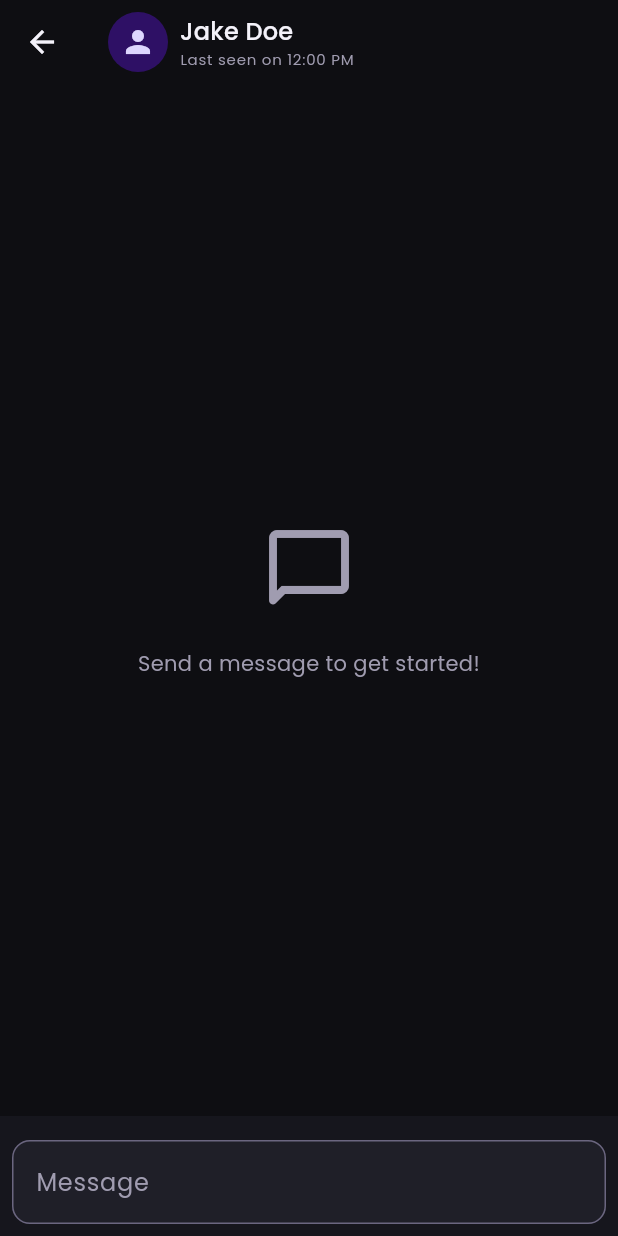
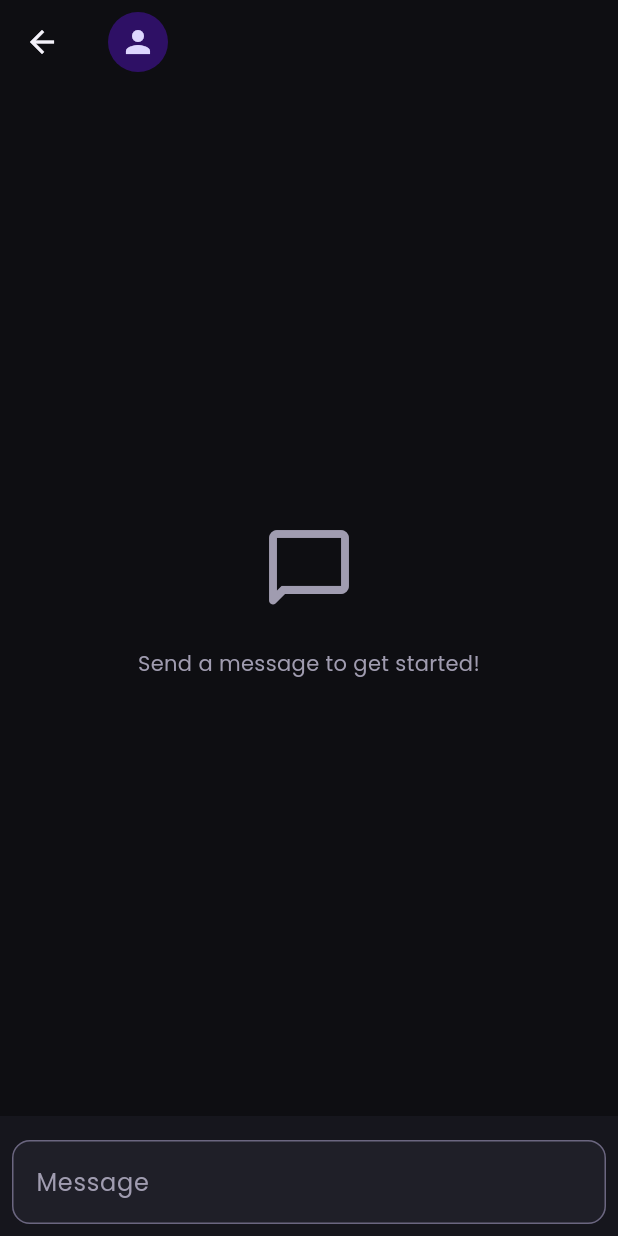
Before and after one commit to VigneshJagannadhan/VChat, a Flutter app: the ChatView screen opened by its route, on a phone screen of 412 x 824 dp. Run offline on Flutter 3.47's test engine with Material 3 defaults, Android fonts, the phone set to English and light mode, and no system bars; our stand-ins replace dio, equatable, file_picker, firebase_core, firebase_messaging, flutter_bloc and 13 more; accounts and stored records are empty.

Commit message:
fix: chat screen shows wrong user name

```diff
--- a/lib/core/routes/app_routes.dart
+++ b/lib/core/routes/app_routes.dart
@@ -26,7 +26,8 @@ Route<dynamic> onGenerateRoute(RouteSettings settings) {
     case ChatView.route:
       final args = settings.arguments as ChatDetailViewArgs?;
       return MaterialPageRoute(
-        builder: (context) => ChatView(chatId: args?.chatId),
+        builder: (context) =>
+            ChatView(chatId: args?.chatId, participant: args?.participant),
       );
 
     /// USER PROFILE SCREEN
--- a/lib/features/chat/domain/entities/chat_entity.dart
+++ b/lib/features/chat/domain/entities/chat_entity.dart
@@ -13,7 +13,7 @@ class ChatEntity extends Equatable {
   @override
   List<Object?> get props => [id, participant, lastMessage];
 
-  String get participantName => participant?.username?.toUpperCase() ?? '';
+  String get participantName => participant?.displayName ?? '';
 
   String get lastMessageContent => lastMessage?.content ?? '';
 
--- a/lib/features/chat/domain/entities/participant_entity.dart
+++ b/lib/features/chat/domain/entities/participant_entity.dart
@@ -13,4 +13,7 @@ class ParticipantEntity extends Equatable {
 
   @override
   List<Object?> get props => [id, username, email];
+
+  /// Name as shown in the chat list and chat header.
+  String get displayName => username?.toUpperCase() ?? '';
 }
--- a/lib/features/chat/presentation/views/chat_view.dart
+++ b/lib/features/chat/presentation/views/chat_view.dart
@@ -13,12 +13,14 @@ import 'package:vignesh_project_01/features/chat/presentation/widgets/chat_view_
 import 'package:vignesh_project_01/l10n/app_localizations.dart';
 import 'package:vignesh_project_01/shared/presentation/widgets/app_scaffold.dart';
 import 'package:vignesh_project_01/shared/presentation/widgets/app_sync_banner.dart';
+import 'package:vignesh_project_01/features/chat/domain/entities/participant_entity.dart';
 
 class ChatView extends StatefulWidget {
   static const String route = '/chat_view';
-  const ChatView({super.key, required this.chatId});
+  const ChatView({super.key, required this.chatId, this.participant});
 
   final String? chatId;
+  final ParticipantEntity? participant;
 
   @override
   State<ChatView> createState() => _ChatViewState();
@@ -79,10 +81,7 @@ class _ChatViewState extends State<ChatView> {
   @override
   Widget build(BuildContext context) {
     return AppScaffold(
-      appBar: const ChatViewAppBar(
-        name: 'Jake Doe',
-        lastSeen: 'Last seen on 12:00 PM',
-      ),
+      appBar: ChatViewAppBar(name: widget.participant?.displayName ?? ''),
       banner: BlocBuilder<ChatDetailCubit, ChatDetailState>(
         builder: (context, state) => AppSyncBanner(
           visible:
--- a/lib/features/chat/presentation/widgets/chat_list_item.dart
+++ b/lib/features/chat/presentation/widgets/chat_list_item.dart
@@ -44,7 +44,10 @@ class ChatListItem extends StatelessWidget {
       onTap: () => NavigationHelper.pushNamed(
         context: context,
         route: ChatView.route,
-        arguments: ChatDetailViewArgs(chatId: chat.id),
+        arguments: ChatDetailViewArgs(
+          chatId: chat.id,
+          participant: chat.participant,
+        ),
       ),
     );
   }
--- a/lib/features/chat/presentation/widgets/chat_view_appbar.dart
+++ b/lib/features/chat/presentation/widgets/chat_view_appbar.dart
@@ -5,13 +5,16 @@ import 'package:vignesh_project_01/shared/presentation/widgets/text/label_text.d
 import 'package:vignesh_project_01/shared/presentation/widgets/text/title_text.dart';
 
 class ChatViewAppBar extends StatelessWidget implements PreferredSizeWidget {
-  const ChatViewAppBar({super.key, required this.name, required this.lastSeen});
+  const ChatViewAppBar({super.key, required this.name, this.subtitle});
 
   final String name;
-  final String lastSeen;
+
+  /// Optional second line (e.g. presence, once the backend tracks it).
+  final String? subtitle;
 
   @override
   Widget build(BuildContext context) {
+    final subtitle = this.subtitle;
     return AppAppBar(
       centerTitle: false,
       titleWidget: Row(
@@ -27,7 +30,8 @@ class ChatViewAppBar extends StatelessWidget implements PreferredSizeWidget {
               mainAxisSize: MainAxisSize.min,
               children: [
                 TitleText.medium(name, overflow: TextOverflow.ellipsis),
-                LabelText.small(lastSeen, overflow: TextOverflow.ellipsis),
+                if (subtitle != null)
+                  LabelText.small(subtitle, overflow: TextOverflow.ellipsis),
               ],
             ),
           ),
```
Also changed, not shown: lib/core/routes/app_args.dart (+6 -1 lines), lib/features/user/presentation/views/user_list_view.dart (+9 -1 lines), 1 other file.
